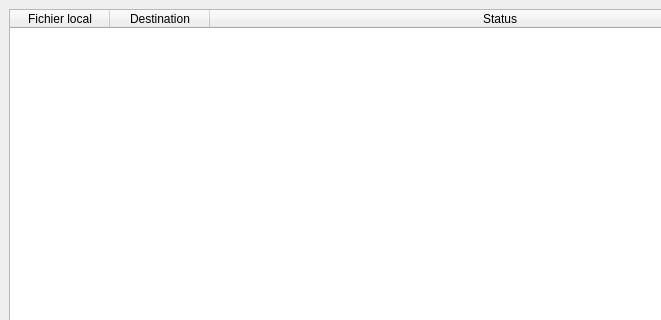
This is mainwindow.ui in seigneurfuo/easydot as Qt 5 draws it before an edit; both pictures show x 0 to 661 and y 0 to 320 of the 800 by 600 pixel window. The edited form follows.
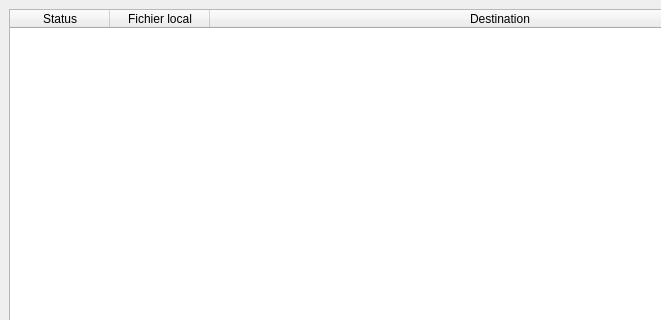
This is the edited form. Icons and pictures are not drawn.

Commit message: Ajout du code pour les boutons d'ouverture des dossiers.

The edit to the form file:
```diff
--- a/mainwindow.ui
+++ b/mainwindow.ui
@@ -35,6 +35,11 @@
       <attribute name="verticalHeaderDefaultSectionSize">
        <number>20</number>
       </attribute>
+      <column>
+       <property name="text">
+        <string>Status</string>
+       </property>
+      </column>
       <column>
        <property name="text">
         <string>Fichier local</string>
@@ -45,11 +50,6 @@
         <string>Destination</string>
        </property>
       </column>
-      <column>
-       <property name="text">
-        <string>Status</string>
-       </property>
-      </column>
      </widget>
     </item>
     <item row="1" column="0">
```
Left out of the diff: 12 changed lines with no effect on the pictures. The commit also changes 1 other file.
